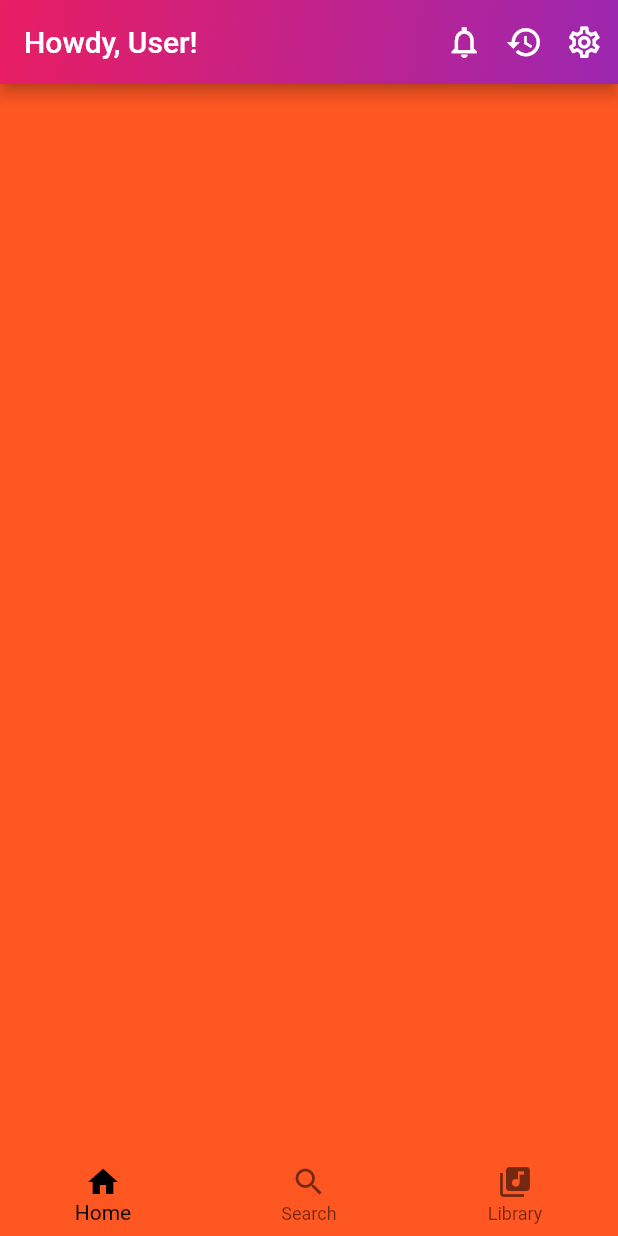
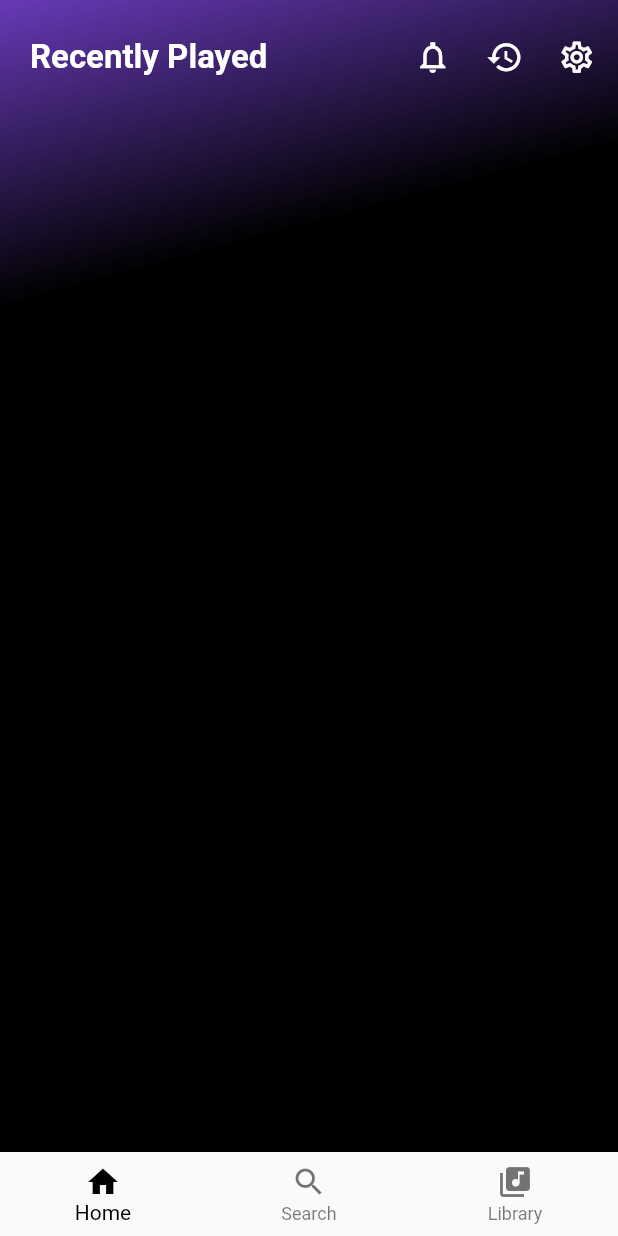
Before and after one commit to mithson/resonance, a Flutter app: the screen it shows after launch, on a phone screen of 412 x 824 dp. Run offline on Flutter 3.47's test engine with Material 2 defaults, Android fonts, the phone set to English and light mode, and no system bars.

Commit message:
home app bar created

```diff
--- a/lib/bottom_nav_bar.dart
+++ b/lib/bottom_nav_bar.dart
@@ -29,30 +29,20 @@ class BottomNavBarState extends State<BottomNavBar> {
   Widget build(BuildContext context) {
     return Scaffold(
       extendBody: true,
-      appBar: AppBar(
-        actions: const [
-          Padding(
-              padding: EdgeInsets.only(right: 15),
-              child: Icon(Icons.notifications_none_sharp, size: 25)),
-          Padding(
-              padding: EdgeInsets.only(right: 15),
-              child: Icon(Icons.history_sharp, size: 25)),
-          Padding(
-              padding: EdgeInsets.only(right: 10),
-              child: Icon(Icons.settings_outlined, size: 25)),
-        ],
-        backgroundColor: Colors.purple,
-        title: const Text('Howdy, User!'),
-        flexibleSpace: Container(
-          decoration: BoxDecoration(
-            gradient: LinearGradient(
-              colors: [Colors.purple, Colors.pink],
-              begin: Alignment.bottomRight,
-              end: Alignment.topLeft,
-            ),
-          ),
-        ),
-      ),
+      // appBar: AppBar(
+      //   actions: const [],
+      //   backgroundColor: Colors.purple,
+      //   title: const Text('Howdy, User!'),
+      //   flexibleSpace: Container(
+      //     decoration: BoxDecoration(
+      //       gradient: LinearGradient(
+      //         colors: [Colors.purple, Colors.pink],
+      //         begin: Alignment.bottomRight,
+      //         end: Alignment.topLeft,
+      //       ),
+      //     ),
+      //   ),
+      // ),
       body: Center(
         child: _widgetOptions.elementAt(_selectedIndex),
       ),
@@ -80,3 +70,14 @@ class BottomNavBarState extends State<BottomNavBar> {
     );
   }
 }
+
+
+//  Padding(
+//               padding: EdgeInsets.only(right: 15),
+//               child: Icon(Icons.notifications_none_sharp, size: 25)),
+//           Padding(
+//               padding: EdgeInsets.only(right: 15),
+//               child: Icon(Icons.history_sharp, size: 25)),
+//           Padding(
+//               padding: EdgeInsets.only(right: 10),
+//               child: Icon(Icons.settings_outlined, size: 25)),
--- a/lib/home.dart
+++ b/lib/home.dart
@@ -9,8 +9,55 @@ class Home extends StatefulWidget {
 class _HomeState extends State<Home> {
   @override
   Widget build(BuildContext context) {
-    return Container(
-      color: Colors.deepOrange,
+    return SafeArea(
+      child: Scaffold(
+        body: Container(
+          decoration: BoxDecoration(
+              gradient: LinearGradient(
+                  begin: Alignment.topLeft,
+                  end: Alignment.bottomCenter,
+                  colors: [
+                Colors.deepPurple,
+                Colors.black,
+                Colors.black,
+                Colors.black,
+                Colors.black
+              ])),
+          child: Column(
+            mainAxisAlignment: MainAxisAlignment.start,
+            crossAxisAlignment: CrossAxisAlignment.center,
+            children: [
+              Row(
+                children: [
+                  Padding(
+                    padding: EdgeInsets.only(left: 20, top: 25),
+                    child: Text(
+                      "Recently Played",
+                      style: TextStyle(
+                          color: Colors.white,
+                          fontSize: 22,
+                          fontWeight: FontWeight.w600),
+                    ),
+                  ),
+                  Spacer(),
+                  Padding(
+                      padding: EdgeInsets.only(right: 23, top: 25),
+                      child: Icon(Icons.notifications_none_sharp,
+                          color: Colors.white, size: 25)),
+                  Padding(
+                      padding: EdgeInsets.only(right: 23, top: 25),
+                      child: Icon(Icons.history_sharp,
+                          color: Colors.white, size: 25)),
+                  Padding(
+                      padding: EdgeInsets.only(right: 15, top: 25),
+                      child: Icon(Icons.settings_outlined,
+                          color: Colors.white, size: 25)),
+                ],
+              )
+            ],
+          ),
+        ),
+      ),
     );
   }
 }
```
